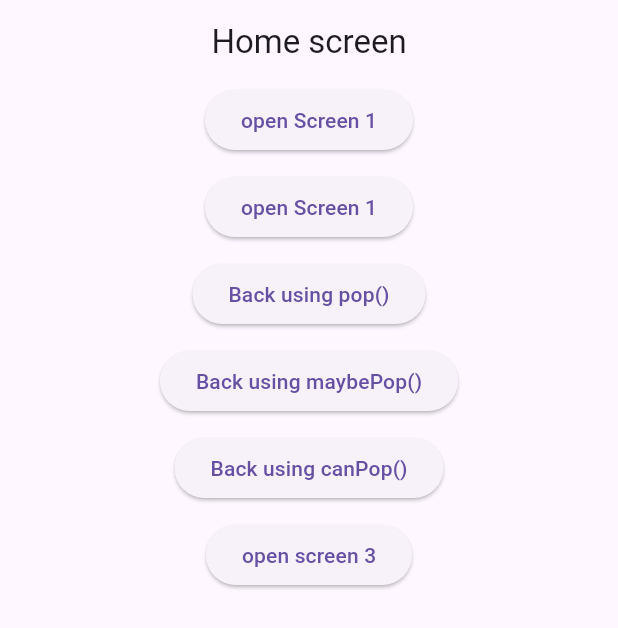
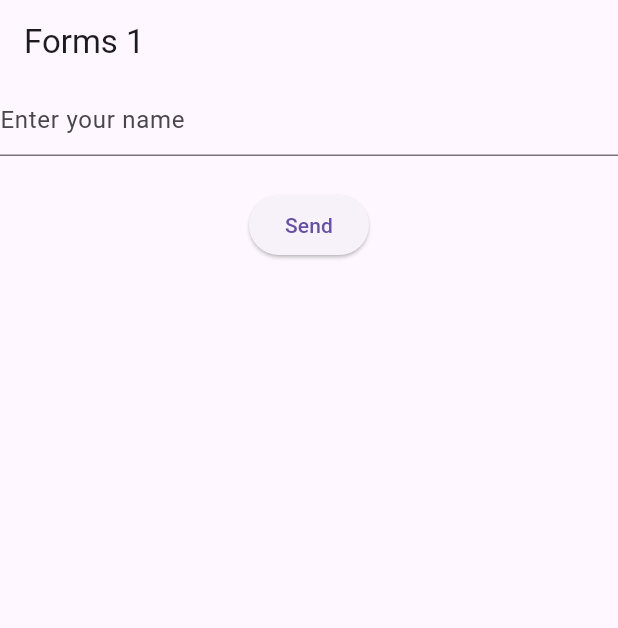
Before and after one commit to sm-hl/simple_project, a Flutter app: the screen it shows after launch, on a phone screen of 412 x 824 dp. Shown: the top 628 px of the screen. Run offline on Flutter 3.47's test engine with Material 3 defaults, Android fonts, the phone set to English and light mode, and no system bars; our stand-ins replace flutter_svg.

Commit message:
Build a form with validation

```diff
--- a/lib/pages/home.dart
+++ b/lib/pages/home.dart
@@ -1,84 +1,52 @@
 // ignore_for_file: prefer_const_constructors
 
 import 'package:flutter/material.dart';
-import 'package:simple_project/pages/screen1.dart';
 
-class Home extends StatelessWidget {
+class Home extends StatefulWidget {
   const Home({super.key});
 
+  @override
+  State<Home> createState() => _HomeState();
+}
+
+class _HomeState extends State<Home> {
+  final formKey = GlobalKey<FormState>(); //is only for a single form
   @override
   Widget build(BuildContext context) {
     return Scaffold(
       appBar: AppBar(
-        title: Text("Home screen"),
-        centerTitle: true,
+        title: Text('Forms 1'),
       ),
-      body: Center(
+      body: Form(
+        key: formKey,
         child: Column(
           children: [
-          // push : use basic route(we call it also "on the fly route")
+            TextFormField(
+              decoration: InputDecoration(
+                hintText: 'Enter your name', //placeholder
+              ),
+              validator: (value) {
+                if (value!.isEmpty) {
+                  return "Name required";
+                }
+                return null;
+              },
+            ),
+            SizedBox(height: 22),
             ElevatedButton(
+              child: Text('Send'),
               onPressed: () {
-                Navigator.of(context)
-                    .push(MaterialPageRoute(builder: (c) => Screen1()));
-              },
-              child: Text("open Screen 1"),
-            ),
-            SizedBox(height: 10,),
-            // pushNamed : use named route
-            ElevatedButton(
-              onPressed: () {
-                Navigator.of(context).pushNamed('/screen1');
-              },
-              child: Text("open Screen 1"),
-            ),
-            SizedBox(height: 10,),
-            // pop : to go back = remove from stack
-            ElevatedButton(
-              onPressed: () {
-                Navigator.of(context).pop();//close app if the home is only route in stack
-              },
-              child: Text("Back using pop()"),
-            ),
-            SizedBox(height: 10,),
-            // maybePop : go back if we have routes in stack
-            ElevatedButton(
-              onPressed: () {
-                Navigator.of(context).maybePop();//if not, it doesn't do anything
-              },
-              child: Text("Back using maybePop()"),
-            ),
-            SizedBox(
-              height: 10,
-            ),
-            // canPop : return true if we can go back
-            ElevatedButton(
-              onPressed: () {
-                if (Navigator.of(context).canPop())
-                {
-                  Navigator.of(context).pop();
-                } else {
-                  showDialog(
-                      context: context,
-                      builder: (context) => AlertDialog(
-                            content: Text('Can not pop'),
-                      ),
-                  );
+                //test if form is valid using a key specific for this form
+                if (formKey.currentState!.validate()) {
+                  //store data to local db or send it to api on server
+                  ScaffoldMessenger.of(context).showSnackBar(SnackBar(
+                      content: Text('Success : Data has been sent!!')));
                 }
               },
-              child: Text("Back using canPop()"),
-            ),
-            SizedBox(height: 10,),
-            // popAndPushNamed : remove current route from stack then got to next route
-            ElevatedButton(
-              onPressed: () {
-                Navigator.of(context).popAndPushNamed('/screen3');//if we go back,the app will be closed
-              },
-              child: Text("open screen 3"),
-            ),
+            )
           ],
-        )
-      )
+        ),
+      ),
     );
   }
 }
```
